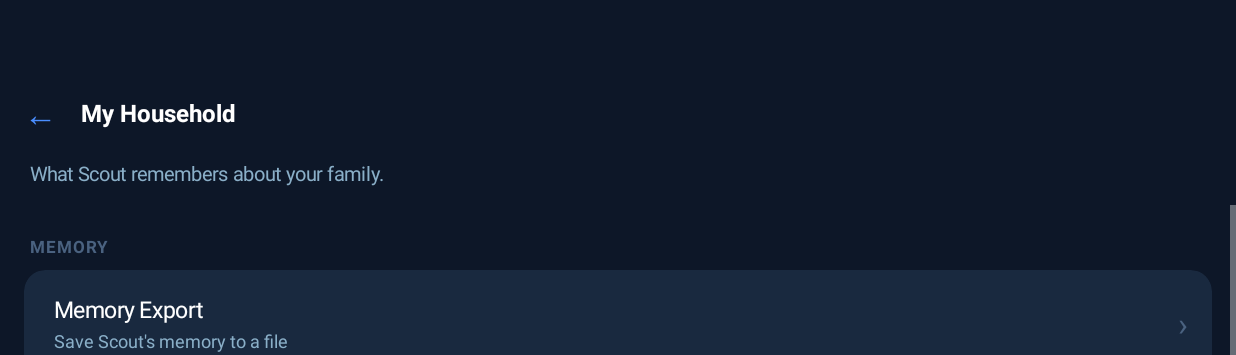
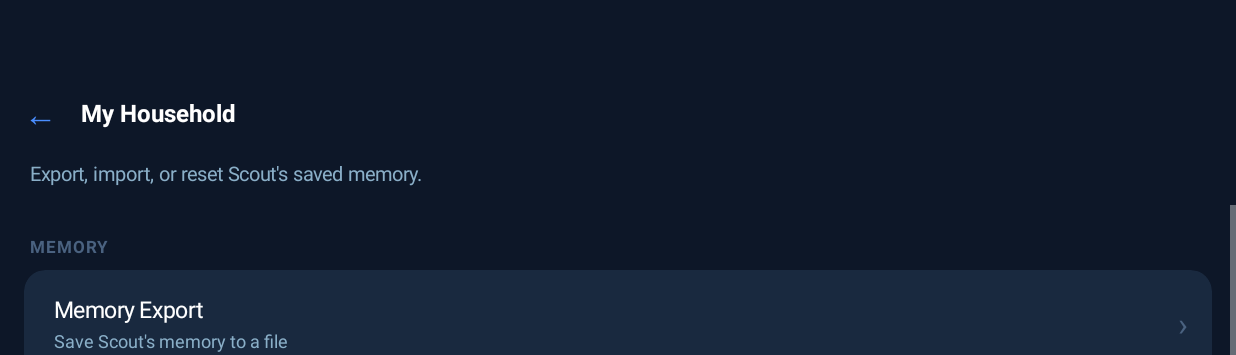
Before and after one commit to Patevan9/Scout, an Android app: the SettingsActivity screen opened directly, with no data from a screen before it, after a tap on an icon or button, on a phone screen of 824 x 412 dp (held sideways). Shown: the top 355 px of the screen. Run offline under Robolectric (Android 15) with nearby library versions, the phone set to English and light mode, and no system bars.

Commit message:
Correct four wording issues in Settings (PR #10 follow-up)
Independent ChatGPT review of PR #10 flagged one real bug and three
wording hedges, verified before fixing:

- Privacy footer claimed "camera data is never stored" -- false.
  PeopleDb.kt stores face-recognition embeddings (person_embeddings
  table, people.embedding column) derived from camera frames, persisted
  locally. Reworded to be accurate: processing stays on-device, local
  face-recognition data may be stored, nothing is uploaded or shared.
- "My Household" claimed to show "what Scout knows about your family"
  in both the main menu card and the screen header, but the screen only
  has Export/Import/Reset -- no fact browsing exists yet. Reworded both
  to describe what's actually there.
- Donate screen's code comment stated "Play's requirement doesn't
  apply" as flat fact. Reworded to cite the policy basis, note it holds
  only while every tier grants nothing, and flag re-verification before
  Play Store submission.
- Dropped "no account required" from the donate footer -- true of how
  Stripe Payment Links work today, but not something the app can
  guarantee going forward. (Note: donate.html on the website still has
  this exact phrase, unchanged here.)

Wording-only. No Settings restructuring, no preference key changes, no
donation URLs, permission logic, diagnostics, or hidden benchmark
behavior touched.

Co-Authored-By: Claude Sonnet 5 <noreply@anthropic.com>
Claude-Session: https://claude.ai/code/session_01YF9faqHvE7P6TYBKnvSft8

```diff
--- a/app/src/main/java/com/example/scoutface/SettingsActivity.kt
+++ b/app/src/main/java/com/example/scoutface/SettingsActivity.kt
@@ -202,7 +202,7 @@ class SettingsActivity : AppCompatActivity() {
         val scroll = ScrollView(this).wrapWeight()
         val body = vCol(BG).padded(dp(16), dp(8), dp(16), dp(32))
 
-        body.addView(sectionCard("👤", "My Household",        "What Scout knows about your family", IC_HOUSEHOLD) { push(S_HOUSEHOLD) })
+        body.addView(sectionCard("👤", "My Household",        "Manage Scout's saved memory", IC_HOUSEHOLD) { push(S_HOUSEHOLD) })
         body.addView(cardSpacer())
         body.addView(sectionCard("😊", "Companion",           "How Scout sounds, talks, and acts",  IC_COMPANION) { push(S_COMPANION) })
         body.addView(cardSpacer())
@@ -226,7 +226,7 @@ class SettingsActivity : AppCompatActivity() {
 
     private fun householdScreen(): View {
         val root = vCol(BG).fillParent()
-        root.addView(subHeader("My Household", "What Scout remembers about your family."))
+        root.addView(subHeader("My Household", "Export, import, or reset Scout's saved memory."))
         val scroll = ScrollView(this).wrapWeight()
         val body = vCol(BG).padded(dp(16), dp(16), dp(16), dp(32))
 
@@ -441,7 +441,7 @@ class SettingsActivity : AppCompatActivity() {
             navRow("Terms of Use", "", "Terms for using Scout") { showTermsOfUse() }
         ))
 
-        body.addView(footerNote("Your data stays private. Camera data is never stored or shared unless you choose to."))
+        body.addView(footerNote("Camera processing stays on your device. Scout may store local face-recognition data for people you introduce — nothing is uploaded or shared unless you choose to."))
         scroll.addView(body)
         root.addView(scroll)
         return root
@@ -497,9 +497,13 @@ class SettingsActivity : AppCompatActivity() {
     // amount (no arbitrary custom-amount entry), tapping a tier live-updates the
     // CTA before the user commits, external hand-off via ACTION_VIEW -- same
     // pattern showSupport() already uses. Google Play Billing is deliberately not
-    // used here: these are voluntary donations that unlock nothing, so Play's
-    // in-app-purchase requirement doesn't apply, and Stripe's flat ~2.9%+30¢ fee
-    // leaves far more of a small donation intact than Play's standard commission.
+    // used here: per Google's current policy, a direct contribution to the
+    // creator that grants no digital content, feature, or benefit doesn't
+    // require Play Billing, and Stripe's flat ~2.9%+30¢ fee leaves far more of
+    // a small donation intact than Play's standard commission. This reasoning
+    // holds only as long as every tier grants nothing in return -- re-verify
+    // against Google's current policy before Play Store submission, and if any
+    // tier is ever changed to unlock a real benefit, move it to Play Billing.
     private fun donateScreen(): View {
         val root = vCol(BG).fillParent()
         root.addView(subHeader("Donate to Scout", "Completely optional — never required, never unlocks features."))
@@ -572,7 +576,7 @@ class SettingsActivity : AppCompatActivity() {
         }
 
         body.addView(ctaBtn)
-        body.addView(footerNote("Scout is a one-time purchase. Donations never unlock core features. You'll complete your contribution securely through Stripe — no account required."))
+        body.addView(footerNote("Scout is a one-time purchase. Donations never unlock core features. You'll complete your contribution securely through Stripe in your browser."))
 
         scroll.addView(body)
         root.addView(scroll)
```
